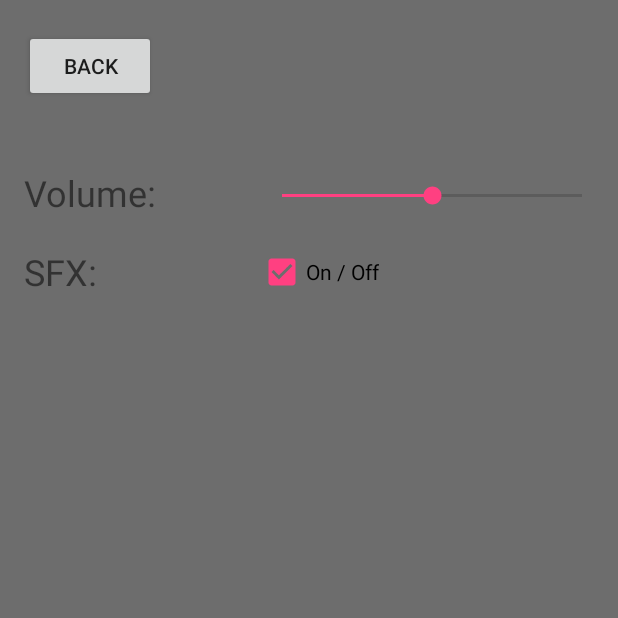
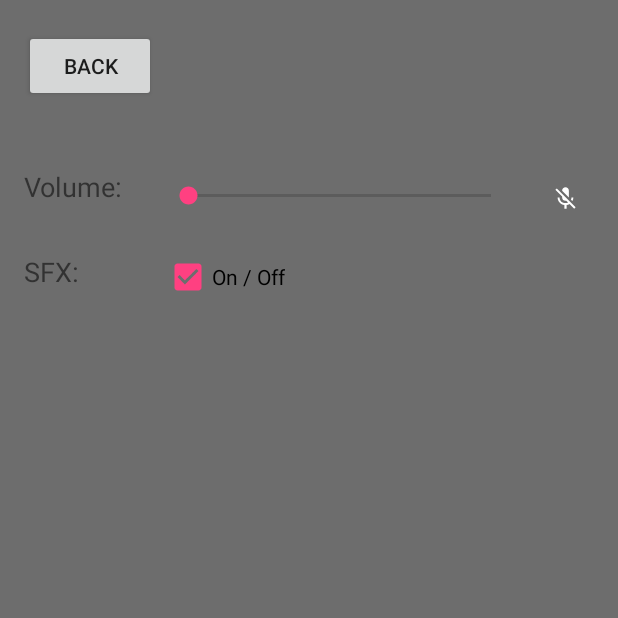
Before and after one commit to gabrielrosinski/FlappBirdClon, an Android app: the screen it shows after launch (SettingsActivity), after a tap on "SETTINGS", on a phone screen of 412 x 824 dp, the top half of it. Run offline under Robolectric (Android 15) with nearby library versions, the phone set to English and light mode, and no system bars; pictures from the network do not load.

Commit message:
- added mute icon - added mute icon logic that - save volume state in sharedPref

```diff
--- a/app/src/main/java/com/gabriel/flappbirdclon/MainActivity.java
+++ b/app/src/main/java/com/gabriel/flappbirdclon/MainActivity.java
@@ -27,7 +27,6 @@ public class MainActivity extends AppCompatActivity {
         }
 
 
-
         Button startGameBtn = findViewById(R.id.startBtn);
 
         startGameBtn.setOnClickListener(new View.OnClickListener(){
@@ -42,7 +41,6 @@ public class MainActivity extends AppCompatActivity {
                 startActivity(intent, options.toBundle());
             }
         });
-
 
 
 
--- a/app/src/main/java/com/gabriel/flappbirdclon/SettingsActivity.java
+++ b/app/src/main/java/com/gabriel/flappbirdclon/SettingsActivity.java
@@ -2,11 +2,13 @@ package com.gabriel.flappbirdclon;
 
 import android.app.ActivityOptions;
 import android.content.Intent;
+import android.content.SharedPreferences;
 import android.os.Bundle;
 import android.support.v7.app.AppCompatActivity;
 import android.view.View;
 import android.widget.Button;
 import android.widget.CheckBox;
+import android.widget.ImageView;
 import android.widget.SeekBar;
 
 import com.gabriel.flappbirdclon.Workers.Utillity;
@@ -15,6 +17,8 @@ import com.gabriel.flappbirdclon.Workers.Utillity;
 public class SettingsActivity extends AppCompatActivity {
 
     private static SeekBar volumeSeekBar;
+    private static ImageView muteImage;
+
 
 
     @Override
@@ -24,17 +28,46 @@ public class SettingsActivity extends AppCompatActivity {
 
         Utillity.hideSystemUI(this);
 
-//        Utillity.toggleMusic();
 
         volumeSeekBar = findViewById(R.id.volumeSeekBar);
 
+        SharedPreferences pref=  Utillity.getSharedPref();
+        int volume = pref.getInt("bgVoluem",0);
+
+        volumeSeekBar.setProgress(volume);
+
+
+        muteImage = findViewById(R.id.muteImage);
+
+        if (volume != 0) {
+            muteImage.setVisibility(View.INVISIBLE);
+            Utillity.toggleMusic();
+        }else{
+            muteImage.setVisibility(View.VISIBLE);
+        }
+
         volumeSeekBar.setOnSeekBarChangeListener(new SeekBar.OnSeekBarChangeListener() {
 
-            int progress_value = 0;
 
             @Override
             public void onProgressChanged(SeekBar seekBar, int progress, boolean fromUser) {
-                 Utillity.setBackgroundMusicVolume(progress);
+
+                Utillity.setBackgroundMusicVolume(progress);
+
+                 if (progress == 0) {
+                     muteImage.setVisibility(View.VISIBLE);
+                     Utillity.toggleMusic();
+                 }else{
+                     muteImage.setVisibility(View.INVISIBLE);
+                     if (!Utillity.isBackgroundMusicON()){
+                         Utillity.toggleMusic();
+                     }
+                 }
+
+                 //Save to pref
+                SharedPreferences.Editor prefEdit = Utillity.getSharedPrefEdit();
+                prefEdit.putInt("bgVoluem", progress);
+                prefEdit.apply();
             }
 
             @Override
--- a/app/src/main/java/com/gabriel/flappbirdclon/Workers/Utillity.java
+++ b/app/src/main/java/com/gabriel/flappbirdclon/Workers/Utillity.java
@@ -3,6 +3,7 @@ package com.gabriel.flappbirdclon.Workers;
 import android.app.Activity;
 import android.app.Application;
 import android.content.Context;
+import android.content.SharedPreferences;
 import android.util.AndroidException;
 import android.view.View;
 
@@ -18,6 +19,9 @@ public class Utillity {
     private static MusicRunnable musicPlayer;
     private static SFxRunnable soundEffectsUtil;
 
+    private static SharedPreferences sharedPreferences;
+    private static SharedPreferences.Editor preferencesEditor;
+    private static String MY_PREFS_NAME = "birdSharedPref";
 
     public static Utillity getInstance(Context appContext){
         if(myObj == null){
@@ -25,6 +29,9 @@ public class Utillity {
             myObj = new Utillity();
 
             context = appContext;
+
+            sharedPreferences = appContext.getSharedPreferences(MY_PREFS_NAME, Context.MODE_PRIVATE);
+            preferencesEditor = sharedPreferences.edit();
 
             if (musicPlayer == null) {
                 musicPlayer = new MusicRunnable(context);
@@ -78,4 +85,12 @@ public class Utillity {
         }
 
     }
+
+    public static SharedPreferences getSharedPref(){
+        return sharedPreferences;
+    }
+
+    public static SharedPreferences.Editor getSharedPrefEdit(){
+        return preferencesEditor;
+    }
 }
--- a/app/src/main/res/layout/activity_settings.xml
+++ b/app/src/main/res/layout/activity_settings.xml
@@ -13,20 +13,21 @@
         android:layout_marginStart="16dp"
         android:layout_marginTop="112dp"
         android:text="Volume:"
-        android:textSize="24sp"
+        android:textSize="18sp"
         app:layout_constraintStart_toStartOf="parent"
         app:layout_constraintTop_toTopOf="parent" />
 
     <SeekBar
         android:id="@+id/volumeSeekBar"
-        android:layout_width="232dp"
+        android:layout_width="234dp"
         android:layout_height="37dp"
-        android:layout_marginEnd="8dp"
-        android:layout_marginTop="112dp"
+        android:layout_marginEnd="50dp"
+        android:layout_marginStart="8dp"
         android:max="100"
         android:progress="50"
         app:layout_constraintEnd_toEndOf="parent"
-        app:layout_constraintTop_toTopOf="parent" />
+        app:layout_constraintStart_toEndOf="@+id/sfxTextView"
+        app:layout_constraintTop_toTopOf="@+id/sfxTextView" />
 
     <Button
         android:id="@+id/backBtn"
@@ -43,23 +44,34 @@
         android:id="@+id/sfxCheckBox"
         android:layout_width="wrap_content"
         android:layout_height="wrap_content"
-        android:layout_marginTop="16dp"
         android:checked="true"
         android:onClick="sfxClicked"
         android:text="On / Off"
         app:layout_constraintStart_toStartOf="@+id/volumeSeekBar"
-        app:layout_constraintTop_toBottomOf="@+id/volumeSeekBar" />
+        app:layout_constraintTop_toTopOf="@+id/textView" />
 
     <TextView
         android:id="@+id/textView"
         android:layout_width="wrap_content"
         android:layout_height="wrap_content"
         android:layout_marginStart="16dp"
-        android:layout_marginTop="20dp"
+        android:layout_marginTop="32dp"
         android:text="SFX:"
-        android:textSize="24sp"
+        android:textSize="18sp"
         app:layout_constraintStart_toStartOf="parent"
         app:layout_constraintTop_toBottomOf="@+id/sfxTextView" />
 
+    <ImageView
+        android:id="@+id/muteImage"
+        android:layout_width="wrap_content"
+        android:layout_height="wrap_content"
+        android:layout_marginBottom="8dp"
+        android:layout_marginEnd="10dp"
+        android:layout_marginStart="8dp"
+        app:layout_constraintBottom_toBottomOf="@+id/volumeSeekBar"
+        app:layout_constraintEnd_toEndOf="parent"
+        app:layout_constraintStart_toEndOf="@+id/volumeSeekBar"
+        app:srcCompat="@android:drawable/stat_notify_call_mute" />
+
 
 </android.support.constraint.ConstraintLayout>
```
